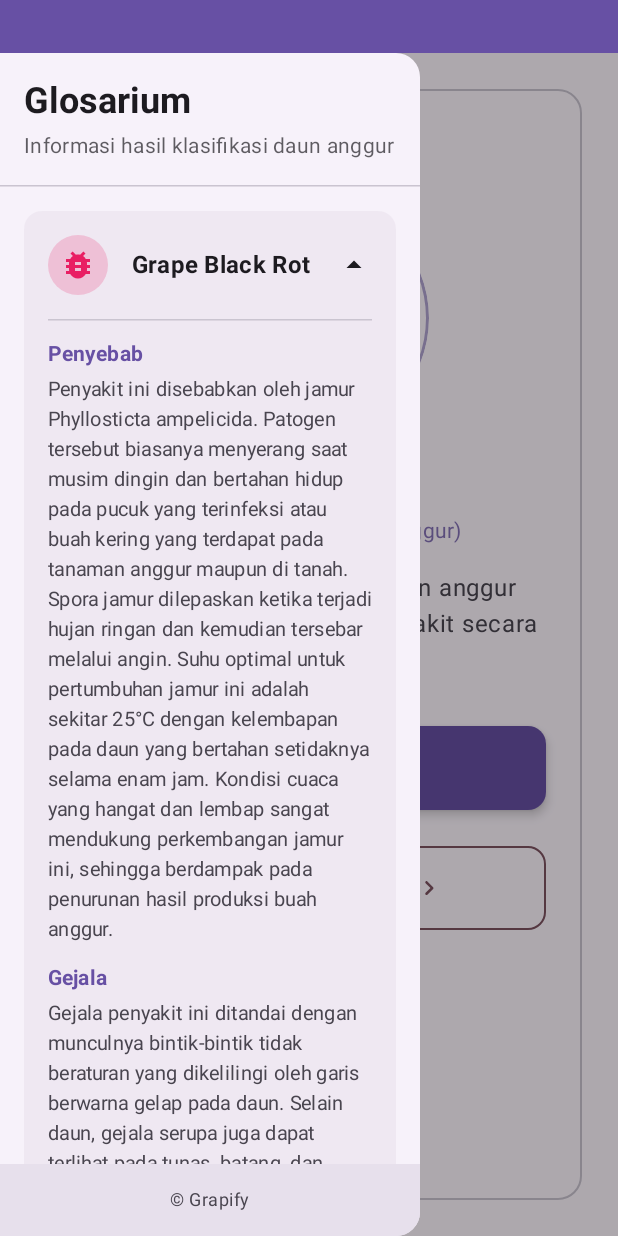
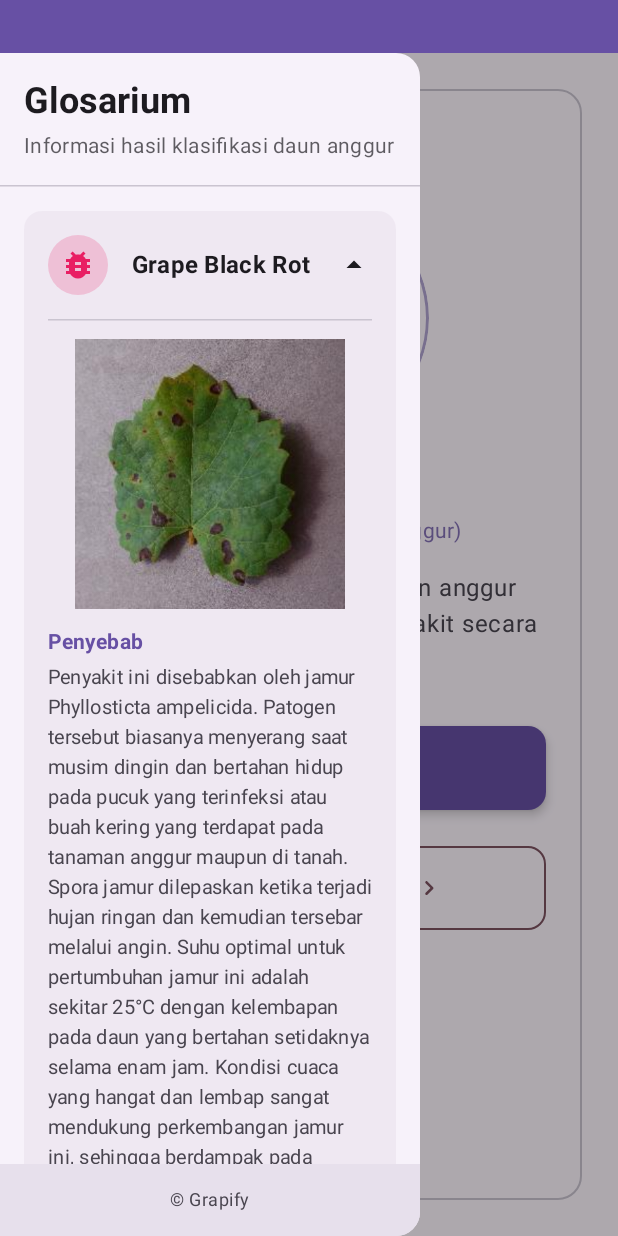
Before and after one commit to farhanfath/leaf_detection, an Android app built with Jetpack Compose: the screen it shows after launch (MainActivity), after a tap on "Grape Black Rot", on a phone screen of 412 x 824 dp. Run offline under Robolectric (Android 15) with nearby library versions, the phone set to English and light mode, and no system bars; our stand-ins replace Dagger/Hilt's generated code; libraries missing offline, so code that uses them is left out: org.tensorflow.lite; 2 other taps on this screen came first.

Commit message:
feat: add image in glossary

```diff
--- a/app/src/main/java/pi/project/grapify/data/model/DiseaseInfo.kt
+++ b/app/src/main/java/pi/project/grapify/data/model/DiseaseInfo.kt
@@ -4,5 +4,6 @@ data class DiseaseInfo(
     val nama: String,
     val penyebab: String,
     val gejala: String,
-    val pencegahan: String
+    val pencegahan: String,
+    val imageSample: Int
 )
--- a/app/src/main/java/pi/project/grapify/domain/util/DataConstants.kt
+++ b/app/src/main/java/pi/project/grapify/domain/util/DataConstants.kt
@@ -3,6 +3,7 @@ package pi.project.grapify.domain.util
 import androidx.compose.material3.MaterialTheme
 import androidx.compose.runtime.Composable
 import androidx.compose.ui.graphics.Color
+import pi.project.grapify.R
 import pi.project.grapify.data.model.DiseaseInfo
 
 // untuk filtering result data
@@ -19,7 +20,8 @@ fun getDiseaseInfo(diseaseName: String): DiseaseInfo? {
             • Pada akhir musim panas, potong bagian tanaman anggur yang membusuk.
             • Singkirkan sisa-sisa tanaman anggur yang terserang penyakit dan musnahkan.
             • Tunda pembuahan selama beberapa tahun hingga tanaman merambat memiliki pertumbuhan akar dan tunas yang seimbang.
-        """.trimIndent()
+        """.trimIndent(),
+            imageSample = R.drawable.img_black_rot
         )
 
         "Grape Esca (Black Measles)" -> DiseaseInfo(
@@ -34,7 +36,8 @@ fun getDiseaseInfo(diseaseName: String): DiseaseInfo? {
             • Jaga kebersihan kebun anggur dengan membersihkan gulma.
             • Pastikan sirkulasi udara dan pencahayaan di kebun cukup.
             • Lakukan pemangkasan tanaman anggur setiap tahun sebelum fase vegetatif dimulai.
-        """.trimIndent()
+        """.trimIndent(),
+            imageSample = R.drawable.img_esca
         )
 
         "Grape Leaf Blight (Isariopsis Leaf Spot)" -> DiseaseInfo(
@@ -50,7 +53,8 @@ fun getDiseaseInfo(diseaseName: String): DiseaseInfo? {
             • Membersihkan alat pertanian dan tempat penyimpanan secara berkala.
             • Menggunakan fungisida sesuai kebutuhan dan anjuran.
             • Memantau tanaman secara berkala untuk deteksi dini infeksi.
-        """.trimIndent()
+        """.trimIndent(),
+            imageSample = R.drawable.img_leaf_blight
         )
 
         "Grape Healthy" -> DiseaseInfo(
@@ -66,7 +70,8 @@ fun getDiseaseInfo(diseaseName: String): DiseaseInfo? {
             • Melakukan rotasi tanaman dan sanitasi kebun yang baik.
             • Pemantauan hama dan penyakit secara berkala.
             • Menggunakan varietas anggur yang tahan terhadap penyakit umum di daerah tersebut.
-        """.trimIndent()
+        """.trimIndent(),
+            imageSample = R.drawable.img_grape_healthy
         )
         "Not Anggur" -> DiseaseInfo(
             nama = "Not Anggur",
@@ -76,7 +81,8 @@ fun getDiseaseInfo(diseaseName: String): DiseaseInfo? {
             • Pastikan foto yang diunggah jelas, fokus, dan menunjukan daun secara utuh
             • Coba ulangi dengan sudut pengambilan gambar yang berbeda
             • Pastikan gambar berasal dari tanaman anggur
-            """.trimIndent()
+            """.trimIndent(),
+            imageSample = R.drawable.img_not_anggur
         )
         else -> null
     }
--- a/app/src/main/java/pi/project/grapify/presentation/components/glossary/GrapeDiseasesGlossaryDrawer.kt
+++ b/app/src/main/java/pi/project/grapify/presentation/components/glossary/GrapeDiseasesGlossaryDrawer.kt
@@ -3,6 +3,7 @@ package pi.project.grapify.presentation.components.glossary
 import androidx.compose.animation.AnimatedVisibility
 import androidx.compose.animation.expandVertically
 import androidx.compose.animation.shrinkVertically
+import androidx.compose.foundation.Image
 import androidx.compose.foundation.background
 import androidx.compose.foundation.clickable
 import androidx.compose.foundation.layout.Box
@@ -40,6 +41,7 @@ import androidx.compose.ui.Modifier
 import androidx.compose.ui.draw.clip
 import androidx.compose.ui.graphics.Color
 import androidx.compose.ui.graphics.vector.ImageVector
+import androidx.compose.ui.res.painterResource
 import androidx.compose.ui.text.font.FontWeight
 import androidx.compose.ui.text.style.TextOverflow
 import androidx.compose.ui.unit.dp
@@ -186,15 +188,29 @@ fun DiseaseCard(disease: DiseaseInfo) {
                     .padding(start = 16.dp, end = 16.dp, bottom = 16.dp)
             ) {
                 HorizontalDivider()
+
                 Spacer(modifier = Modifier.height(12.dp))
 
-                // Section 1: Penyebab + Gejala -> Keadaan jika Grape Healthy
+                Box(
+                    modifier = Modifier.fillMaxWidth(),
+                    contentAlignment = Alignment.Center
+                ) {
+                    Image(
+                        painter = painterResource(disease.imageSample),
+                        modifier = Modifier.size(180.dp),
+                        contentDescription = "grape leaf sample"
+                    )
+                }
+
+                Spacer(modifier = Modifier.height(12.dp))
+
+                // Section 1: Penyebab + Gejala -> Keadaan jika Grape Healthy || Not Anggur
                 DiseaseInfoSection(
                     title = if (isSpecialCase) "Keadaan" else "Penyebab",
                     content = if (isSpecialCase) "${disease.penyebab}\n\n${disease.gejala}" else disease.penyebab
                 )
 
-                // Tampilkan Gejala hanya jika bukan Grape Healthy
+                // Tampilkan Gejala hanya jika bukan Grape Healthy || Not Anggur
                 if (!isSpecialCase) {
                     Spacer(modifier = Modifier.height(12.dp))
                     DiseaseInfoSection(title = "Gejala", content = disease.gejala)
@@ -202,7 +218,7 @@ fun DiseaseCard(disease: DiseaseInfo) {
 
                 Spacer(modifier = Modifier.height(12.dp))
 
-                // Pencegahan -> Tips jika Grape Healthy
+                // Pencegahan -> Tips jika Grape Healthy || Not Anggur
                 DiseaseInfoSection(
                     title = if (isSpecialCase) "Tips" else "Pencegahan",
                     content = disease.pencegahan
```
Also changed, not shown: app/src/main/res/drawable/img_black_rot.jpg (added), app/src/main/res/drawable/img_esca.jpg (added), app/src/main/res/drawable/img_grape_healthy.jpg (added), app/src/main/res/drawable/img_leaf_blight.jpg (added), app/src/main/res/drawable/img_not_anggur.png (added).
